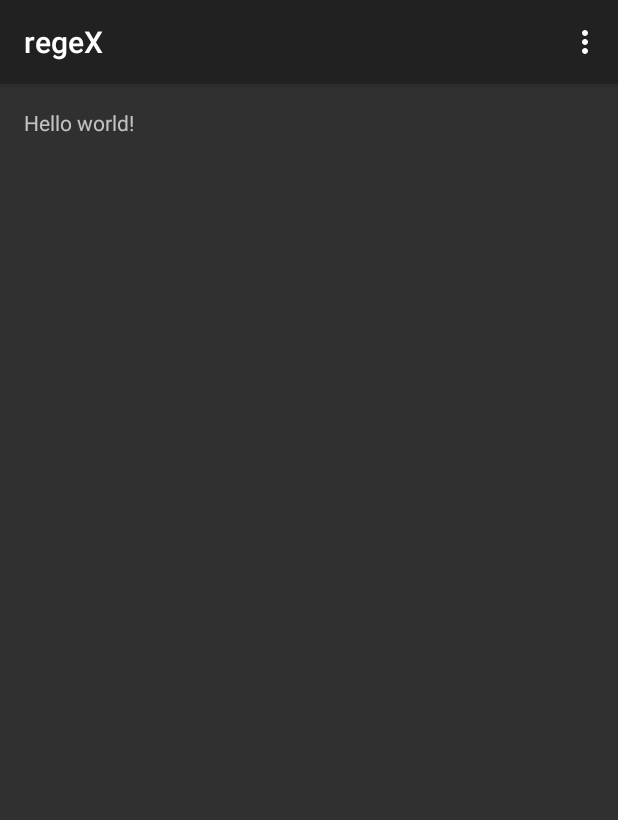
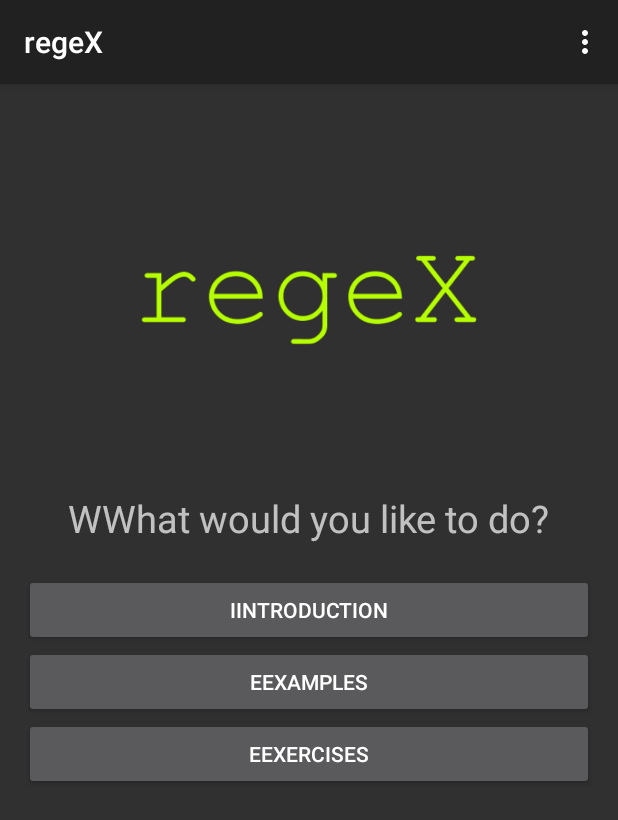
Before and after one commit to crocy/regeX, an Android app: the screen it shows after launch (MainActivity), on a phone screen of 412 x 824 dp. Shown: the top 820 px of the screen. Run offline under Robolectric (Android 15) with nearby library versions, the phone set to English and light mode, and no system bars.

Commit message:
Base/main layout set.

```diff
--- a/regeX/build.gradle
+++ b/regeX/build.gradle
@@ -14,7 +14,7 @@ repositories {
 
 android {
     compileSdkVersion 17
-    buildToolsVersion "18.1.0"
+    buildToolsVersion "19.0.0"
 
     defaultConfig {
         minSdkVersion 7
@@ -23,5 +23,5 @@ android {
 }
 
 dependencies {
-	compile 'com.android.support:appcompat-v7:+'
+    compile 'com.android.support:appcompat-v7:+'
 }
--- a/regeX/src/main/AndroidManifest.xml
+++ b/regeX/src/main/AndroidManifest.xml
@@ -2,7 +2,7 @@
 <manifest xmlns:android="http://schemas.android.com/apk/res/android"
     package="com.crocx.regex"
     android:versionCode="1"
-    android:versionName="1.0" >
+    android:versionName="1.0">
 
     <uses-sdk
         android:minSdkVersion="7"
@@ -12,10 +12,10 @@
         android:allowBackup="true"
         android:icon="@drawable/ic_launcher"
         android:label="@string/app_name"
-        android:theme="@style/AppTheme" >
+        android:theme="@style/AppTheme">
         <activity
             android:name="com.crocx.regex.MainActivity"
-            android:label="@string/app_name" >
+            android:label="@string/app_name">
             <intent-filter>
                 <action android:name="android.intent.action.MAIN" />
 
--- a/regeX/src/main/res/layout/fragment_main.xml
+++ b/regeX/src/main/res/layout/fragment_main.xml
@@ -8,9 +8,41 @@
     android:paddingBottom="@dimen/activity_vertical_margin"
     tools:context=".MainActivity$PlaceholderFragment">
 
-    <TextView
-        android:text="@string/hello_world"
-        android:layout_width="wrap_content"
-        android:layout_height="wrap_content" />
+    <LinearLayout
+        android:layout_width="400dp"
+        android:layout_height="wrap_content"
+        android:orientation="vertical"
+        android:gravity="center"
+        android:layout_centerHorizontal="true">
+
+        <ImageView
+            android:layout_width="wrap_content"
+            android:layout_height="wrap_content"
+            android:src="@drawable/logo" />
+
+        <TextView
+            android:text="WWhat would you like to do?"
+            android:layout_width="wrap_content"
+            android:layout_height="wrap_content"
+            android:textSize="25dp"
+            android:paddingBottom="20dp"
+            android:gravity="center" />
+
+        <Button
+            android:layout_width="match_parent"
+            android:layout_height="wrap_content"
+            android:text="IIntroduction" />
+
+        <Button
+            android:layout_width="match_parent"
+            android:layout_height="wrap_content"
+            android:text="EExamples" />
+
+        <Button
+            android:layout_width="match_parent"
+            android:layout_height="wrap_content"
+            android:text="EExercises" />
+
+    </LinearLayout>
 
 </RelativeLayout>
```
Also changed, not shown: regeX/src/main/java/com/crocx/regex/MainActivity.java (+5 -13 lines), regeX/src/main/res/drawable-xhdpi/logo.png (added).
